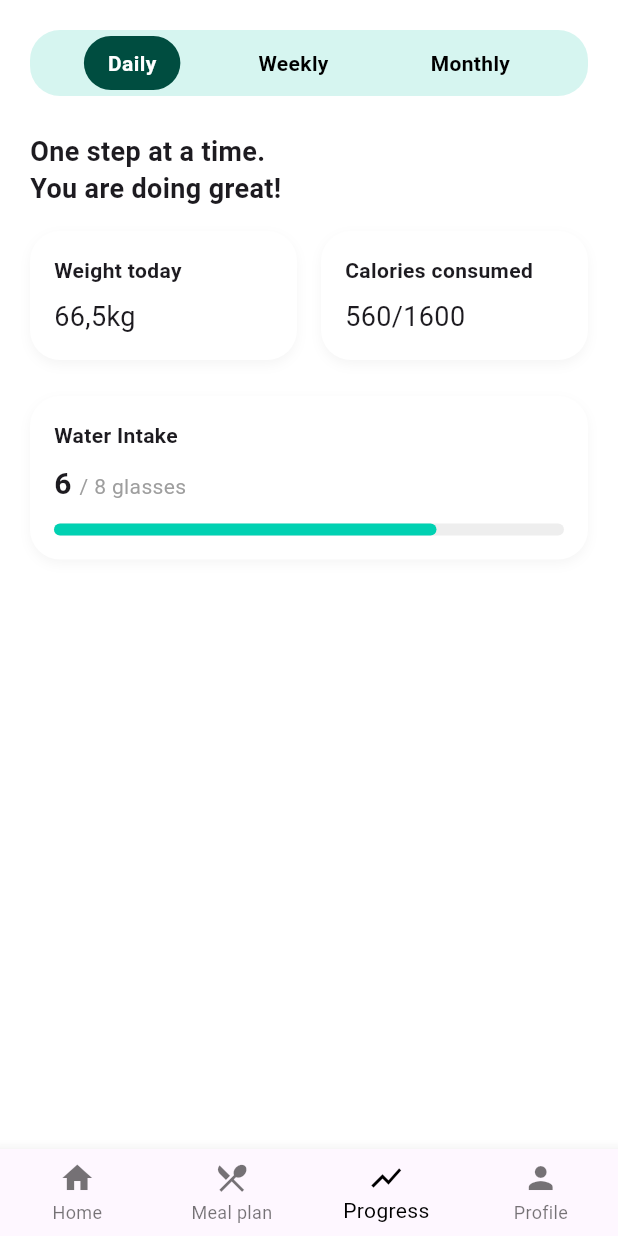
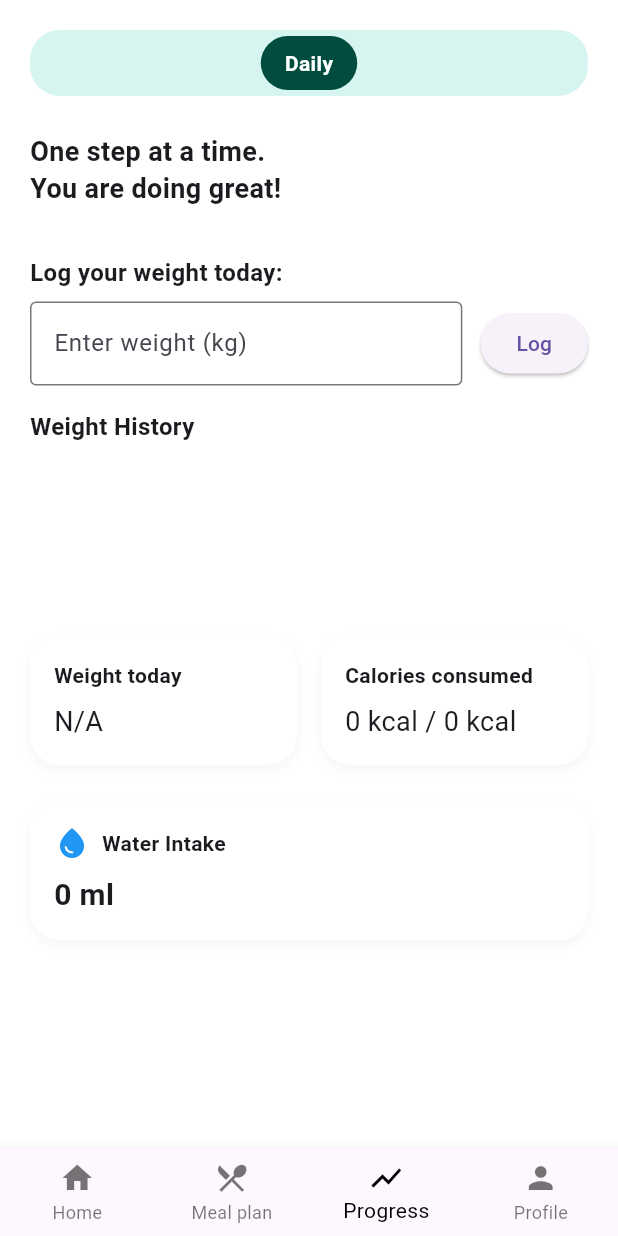
Before and after one commit to LilEurey/NutrixApp, a Flutter app: the ProgressScreen screen opened by its route, on a phone screen of 412 x 824 dp. Run offline on Flutter 3.47's test engine with Material 3 defaults, Android fonts, the light colour scheme and no system bars; our stand-ins replace cloud_firestore, firebase_auth, firebase_core, google_sign_in; accounts and stored records are empty; Roboto replaces fonts that are missing (Poppins).

Commit message:
add enter weight and show history in progress

```diff
--- a/frontend/lib/screens/progress_screen.dart
+++ b/frontend/lib/screens/progress_screen.dart
@@ -1,4 +1,6 @@
 import 'package:flutter/material.dart';
+import 'package:cloud_firestore/cloud_firestore.dart';
+import 'package:firebase_auth/firebase_auth.dart';
 import '../../widgets/bottom_navbar.dart';
 
 class ProgressScreen extends StatefulWidget {
@@ -9,7 +11,98 @@ class ProgressScreen extends StatefulWidget {
 }
 
 class _ProgressScreenState extends State<ProgressScreen> {
+  String _formatDate(DateTime date) {
+    return '${date.year}-${date.month.toString().padLeft(2, '0')}-${date.day.toString().padLeft(2, '0')}';
+  }
+
   String selectedView = 'Daily';
+  final TextEditingController _weightController = TextEditingController();
+  List<Map<String, dynamic>> _weightHistory = [];
+
+  @override
+  void initState() {
+    super.initState();
+    _loadWeightHistory();
+  }
+
+  @override
+  void dispose() {
+    _weightController.dispose();
+    super.dispose();
+  }
+
+  Future<void> _logWeight() async {
+    final user = FirebaseAuth.instance.currentUser;
+    if (user == null) return;
+
+    final weight = double.tryParse(_weightController.text);
+    if (weight == null) return;
+
+    final today = DateTime.now();
+    final formattedDate = _formatDate(today);
+
+    final docRef = FirebaseFirestore.instance
+        .collection('users')
+        .doc(user.uid)
+        .collection('weight_logs')
+        .doc(formattedDate);
+
+    final existingLog = await docRef.get();
+    if (existingLog.exists) {
+      ScaffoldMessenger.of(context).showSnackBar(
+        const SnackBar(
+          content: Text('You have already logged your weight today.'),
+        ),
+      );
+      return;
+    }
+
+    await docRef.set({
+      'weight': weight,
+      'timestamp': FieldValue.serverTimestamp(),
+    });
+
+    _weightController.clear();
+    _loadWeightHistory();
+  }
+
+  Future<void> _loadWeightHistory() async {
+    final user = FirebaseAuth.instance.currentUser;
+    if (user == null) return;
+
+    final snapshot =
+        await FirebaseFirestore.instance
+            .collection('users')
+            .doc(user.uid)
+            .collection('weight_logs')
+            .orderBy('timestamp', descending: true)
+            .limit(30)
+            .get();
+
+    setState(() {
+      _weightHistory =
+          snapshot.docs
+              .map(
+                (doc) => {
+                  'date': doc.id,
+                  'weight': (doc.data()['weight'] ?? 0).toString(),
+                },
+              )
+              .toList();
+    });
+  }
+
+  Stream<DocumentSnapshot> _getLoggedMealTodayStream() {
+    final user = FirebaseAuth.instance.currentUser;
+    final today = DateTime.now();
+    final formattedDate = _formatDate(today);
+    return FirebaseFirestore.instance
+        .collection('users')
+        .doc(user!.uid)
+        .collection('logged_meals')
+        .doc(formattedDate)
+        .snapshots();
+  }
 
   @override
   Widget build(BuildContext context) {
@@ -30,11 +123,7 @@ class _ProgressScreenState extends State<ProgressScreen> {
                 ),
                 child: Row(
                   mainAxisAlignment: MainAxisAlignment.spaceEvenly,
-                  children: [
-                    _toggleChip('Daily'),
-                    _toggleChip('Weekly'),
-                    _toggleChip('Monthly'),
-                  ],
+                  children: [_toggleChip('Daily')],
                 ),
               ),
               const SizedBox(height: 24),
@@ -71,88 +160,122 @@ class _ProgressScreenState extends State<ProgressScreen> {
   }
 
   List<Widget> _getStatsAndContent() {
-    if (selectedView == 'Weekly') {
-      return [
-        _subheading("You're making progress!"),
-        const SizedBox(height: 16),
-        Wrap(
-          spacing: 16,
-          runSpacing: 16,
-          children: const [
-            _StatCard(title: 'Starting weight', value: '66,4kg'),
-            _StatCard(title: 'Current weight', value: '65,6kg'),
-            _StatCard(title: 'Weight change', value: '-0,8kg'),
-            _StatCard(title: 'Days Logged', value: '6/7'),
-          ],
-        ),
-        const SizedBox(height: 32),
-        const Text(
-          'Achievements earned',
-          style: TextStyle(fontWeight: FontWeight.bold, fontSize: 18),
-        ),
-        const SizedBox(height: 12),
-        const _AchievementRow(
-          icon: Icons.emoji_events,
-          label: '5-Day Logging Streak',
-        ),
-        const _AchievementRow(
-          icon: Icons.check_circle,
-          label: 'Logged Weight 6 Days',
-        ),
-        const _AchievementRow(
-          icon: Icons.water_drop,
-          label: 'Completed 3 Water Goals',
-        ),
-      ];
-    } else if (selectedView == 'Monthly') {
-      return [
-        _subheading("Keep it up! You're doing amazing."),
-        const SizedBox(height: 16),
-        Wrap(
-          spacing: 16,
-          runSpacing: 16,
-          children: const [
-            _StatCard(title: 'Starting weight', value: '67,2kg'),
-            _StatCard(title: 'Current weight', value: '64,5kg'),
-            _StatCard(title: 'Days Logged', value: '22/30'),
-            _StatCard(title: 'Longest Streak', value: '8 days'),
-          ],
-        ),
-        const SizedBox(height: 32),
-        const Text(
-          'Milestones',
-          style: TextStyle(fontWeight: FontWeight.bold, fontSize: 18),
-        ),
-        const SizedBox(height: 12),
-        const _AchievementRow(
-          icon: Icons.trending_down,
-          label: '2.5 kg lost in 30 days!',
-        ),
-        const _AchievementRow(
-          icon: Icons.verified,
-          label: '20+ Day Logging Badge',
-        ),
-        const _AchievementRow(
-          icon: Icons.water_drop,
-          label: 'Hydration Hero\nLogged Water 20 days.',
-        ),
-      ];
-    }
-
     // Daily view
     return [
       _subheading("One step at a time.\nYou are doing great!"),
       const SizedBox(height: 16),
+      const SizedBox(height: 16),
+      const Text(
+        'Log your weight today:',
+        style: TextStyle(fontWeight: FontWeight.bold, fontSize: 16),
+      ),
+      const SizedBox(height: 8),
+      Row(
+        children: [
+          Expanded(
+            child: TextField(
+              controller: _weightController,
+              keyboardType: TextInputType.number,
+              decoration: const InputDecoration(
+                border: OutlineInputBorder(),
+                hintText: 'Enter weight (kg)',
+              ),
+            ),
+          ),
+          const SizedBox(width: 12),
+          ElevatedButton(onPressed: _logWeight, child: const Text('Log')),
+        ],
+      ),
+      const SizedBox(height: 16),
+      const Text(
+        'Weight History',
+        style: TextStyle(fontWeight: FontWeight.bold, fontSize: 16),
+      ),
+      const SizedBox(height: 8),
+      Container(
+        height: 120,
+        child: ListView.builder(
+          itemCount: _weightHistory.length,
+          itemBuilder: (context, index) {
+            final entry = _weightHistory[index];
+            return Text('${entry['date']}: ${entry['weight']}kg');
+          },
+        ),
+      ),
       Wrap(
         spacing: 16,
         runSpacing: 16,
-        children: const [
-          _StatCard(title: 'Weight today', value: '66,5kg'),
-          _StatCard(title: 'Calories consumed', value: '560/1600'),
+        children: [
+          _StatCard(
+            title: 'Weight today',
+            value:
+                _weightHistory.isNotEmpty
+                    ? '${_weightHistory.first['weight']}kg'
+                    : 'N/A',
+          ),
+          FutureBuilder<DocumentSnapshot>(
+            future:
+                FirebaseAuth.instance.currentUser == null
+                    ? Future.value(null)
+                    : FirebaseFirestore.instance
+                        .collection('users')
+                        .doc(FirebaseAuth.instance.currentUser!.uid)
+                        .get(),
+            builder: (context, userSnapshot) {
+              if (!userSnapshot.hasData || !userSnapshot.data!.exists) {
+                return const _StatCard(
+                  title: 'Calories consumed',
+                  value: '0 / 0 kcal',
+                );
+              }
+
+              final userData =
+                  userSnapshot.data!.data() as Map<String, dynamic>;
+              final dailyGoal = (userData['dailyCalorieGoal'] ?? 0).toDouble();
+
+              return StreamBuilder<DocumentSnapshot>(
+                stream: _getLoggedMealTodayStream(),
+                builder: (context, snapshot) {
+                  if (!snapshot.hasData || !snapshot.data!.exists) {
+                    return _StatCard(
+                      title: 'Calories consumed',
+                      value: '0 kcal / ${dailyGoal.toStringAsFixed(0)} kcal',
+                    );
+                  }
+
+                  final data = snapshot.data!.data() as Map<String, dynamic>?;
+                  final totalKcal =
+                      (data != null && data.containsKey('totalKcal'))
+                          ? (data['totalKcal'] ?? 0).toDouble()
+                          : 0.0;
+
+                  return _StatCard(
+                    title: 'Calories consumed',
+                    value:
+                        '${totalKcal.toStringAsFixed(0)} / ${dailyGoal.toStringAsFixed(0)} kcal',
+                  );
+                },
+              );
+            },
+          ),
         ],
       ),
       const SizedBox(height: 24),
-      Container(
+      FutureBuilder<DocumentSnapshot>(
+        future:
+            FirebaseFirestore.instance
+                .collection('users')
+                .doc(FirebaseAuth.instance.currentUser!.uid)
+                .get(),
+        builder: (context, snapshot) {
+          if (!snapshot.hasData || !snapshot.data!.exists) {
+            return const SizedBox.shrink();
+          }
+
+          final data = snapshot.data!.data() as Map<String, dynamic>;
+          final waterGoalMl = data['waterGoalMl'] ?? 0;
+
+          return Container(
             padding: const EdgeInsets.all(16),
             decoration: BoxDecoration(
               color: Colors.white,
@@ -168,35 +291,28 @@ class _ProgressScreenState extends State<ProgressScreen> {
             child: Column(
               crossAxisAlignment: CrossAxisAlignment.start,
               children: [
-            const Text(
+                Row(
+                  children: const [
+                    Icon(Icons.water_drop, color: Colors.blue),
+                    SizedBox(width: 8),
+                    Text(
                       'Water Intake',
                       style: TextStyle(fontWeight: FontWeight.bold),
                     ),
+                  ],
+                ),
                 const SizedBox(height: 8),
-            const Text.rich(
-              TextSpan(
-                children: [
-                  TextSpan(
-                    text: '6 ',
-                    style: TextStyle(fontSize: 20, fontWeight: FontWeight.bold),
+                Text(
+                  '$waterGoalMl ml',
+                  style: const TextStyle(
+                    fontSize: 20,
+                    fontWeight: FontWeight.bold,
                   ),
-                  TextSpan(
-                    text: '/ 8 glasses',
-                    style: TextStyle(color: Colors.grey),
                 ),
               ],
             ),
-            ),
-            const SizedBox(height: 12),
-            LinearProgressIndicator(
-              value: 6 / 8,
-              backgroundColor: Colors.grey.shade200,
-              color: const Color(0xFF00D1B2),
-              minHeight: 8,
-              borderRadius: BorderRadius.circular(20),
-            ),
-          ],
-        ),
+          );
+        },
       ),
     ];
   }
```
Lines whose indentation alone changed are shown as unchanged.
